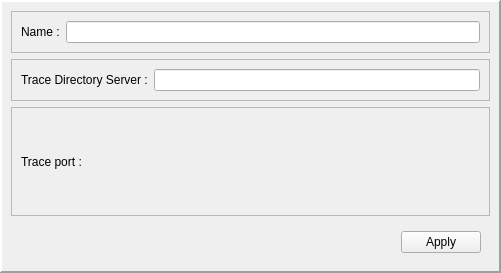
Before: the Qt Designer form QtTraceClient/UI/SettingsPanel.ui in cobreti/NyxTraceViewer, drawn with Qt 5.
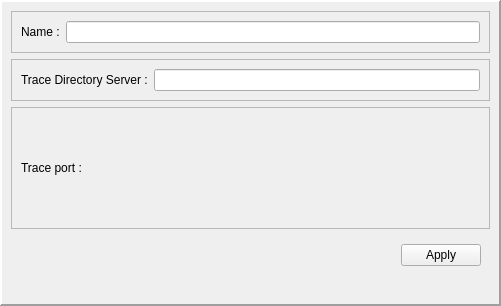
After: the same form once the commit is applied.

```diff
--- a/QtTraceClient/UI/SettingsPanel.ui
+++ b/QtTraceClient/UI/SettingsPanel.ui
@@ -7,7 +7,7 @@
     <x>0</x>
     <y>0</y>
     <width>501</width>
-    <height>273</height>
+    <height>306</height>
    </rect>
   </property>
   <property name="sizePolicy">
@@ -196,6 +196,19 @@
         </layout>
        </widget>
       </item>
+      <item>
+       <widget class="QLabel" name="statusLabel">
+        <property name="autoFillBackground">
+         <bool>true</bool>
+        </property>
+        <property name="text">
+         <string/>
+        </property>
+        <property name="alignment">
+         <set>Qt::AlignCenter</set>
+        </property>
+       </widget>
+      </item>
      </layout>
     </widget>
    </item>
```
